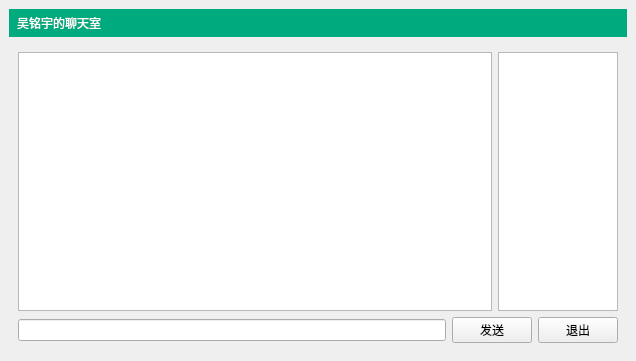
The window that ChatClient/mainwindow.ui (mandif/test_github) describes before a commit, drawn with Qt 5.
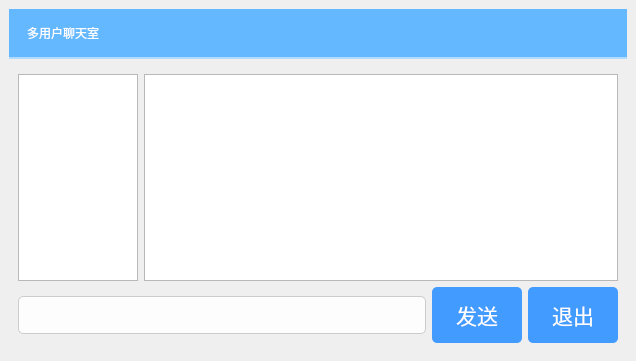
The same window after the commit.

```diff
--- a/ChatClient/mainwindow.ui
+++ b/ChatClient/mainwindow.ui
@@ -14,27 +14,56 @@
    <string>聊天室客户端</string>
   </property>
   <property name="styleSheet">
-   <string notr="true">#titleLabel{
-background:white;
-color:rgb(255,255,255);
-border:none;
-border-botton:1px solid black;
-padding:5px;
-font:24pt&quot;黑体&quot;;
-background-color:rgba(0,170,127,255);
+   <string notr="true">#titleLabel {
+    background-color: rgba(99, 184, 255, 1);  /* 使用柔和的天蓝色 */
+    color: white;  /* 白色字体以增强对比度 */
+    border: none;
+    border-bottom: 2px solid rgba(255, 255, 255, 0.5);  /* 使用半透明白色边框 */
+    padding: 15px;  /* 增加内边距以改善可读性 */
+    font: bold 24pt &quot;黑体&quot;;  /* 字体加粗 */
 }
 
-#mainFrame{
-border:none;
-background:white;
+#mainFrame {
+    border: none;
+    background-color: rgba(240, 248, 255, 1);  /* 使用淡蓝色作为背景 */
 }
 
-#loginFrame{
-background:qlineargradient(x1:0,y1:0,x2:0,y2:1,stop: 0 #ddf,stop: 1#aaf);
-border:1px solid gray;
-padding:10px;
-border-radius:25px;
-}</string>
+#loginFrame {
+    background: qlineargradient(x1: 0, y1: 0, x2: 0, y2: 1, stop: 0 #eef, stop: 1 #b2e1ff);  /* 使用明亮的渐变效果 */
+    border: 1px solid #6bb8f8;  /* 用更柔和的蓝色边框 */
+    padding: 20px;  /* 增加内边距，增强舒适度 */
+    border-radius: 25px;
+    box-shadow: 0 4px 15px rgba(0, 0, 0, 0.1);  /* 适度的阴影效果 */
+}
+
+/* 输入框 */
+QLineEdit {
+    border: 1px solid #ccc;  /* 使用浅灰色边框 */
+    border-radius: 5px;
+    padding: 10px;  /* 增加内边距 */
+    background-color: rgba(255, 255, 255, 0.9); /* 明亮的白色背景 */
+}
+
+/* 按钮样式 */
+QPushButton {
+    background-color: rgba(66, 155, 255, 1);  /* 温和的蓝色 */
+    color: white;
+    border: none;
+    border-radius: 5px;
+    padding: 12px 24px;
+    font-size: 16pt;
+    cursor: pointer;  /* 显示手型光标 */
+}
+
+QPushButton:hover {
+    background-color: rgba(38, 115, 255, 1);  /* 鼠标悬停时更深的蓝色 */
+    cursor: pointer;  /* 确保鼠标悬停时是手型光标 */
+}
+
+QPushButton:pressed {
+    background-color: rgba(30, 90, 255, 1);  /* 按下时更深的蓝色 */
+}
+</string>
   </property>
   <widget class="QWidget" name="centralwidget">
    <layout class="QVBoxLayout" name="verticalLayout">
@@ -44,7 +73,7 @@
        <string notr="true"/>
       </property>
       <property name="text">
-       <string>吴铭宇的聊天室</string>
+       <string>多用户聊天室</string>
       </property>
      </widget>
     </item>
@@ -57,9 +86,6 @@
        <layout class="QVBoxLayout" name="verticalLayout_3">
         <item>
          <layout class="QHBoxLayout" name="horizontalLayout">
-          <item>
-           <widget class="QTextEdit" name="roomTextEdit"/>
-          </item>
           <item>
            <widget class="QListWidget" name="userListWidget">
             <property name="maximumSize">
@@ -70,6 +96,9 @@
             </property>
            </widget>
           </item>
+          <item>
+           <widget class="QTextEdit" name="roomTextEdit"/>
+          </item>
          </layout>
         </item>
         <item>
```
